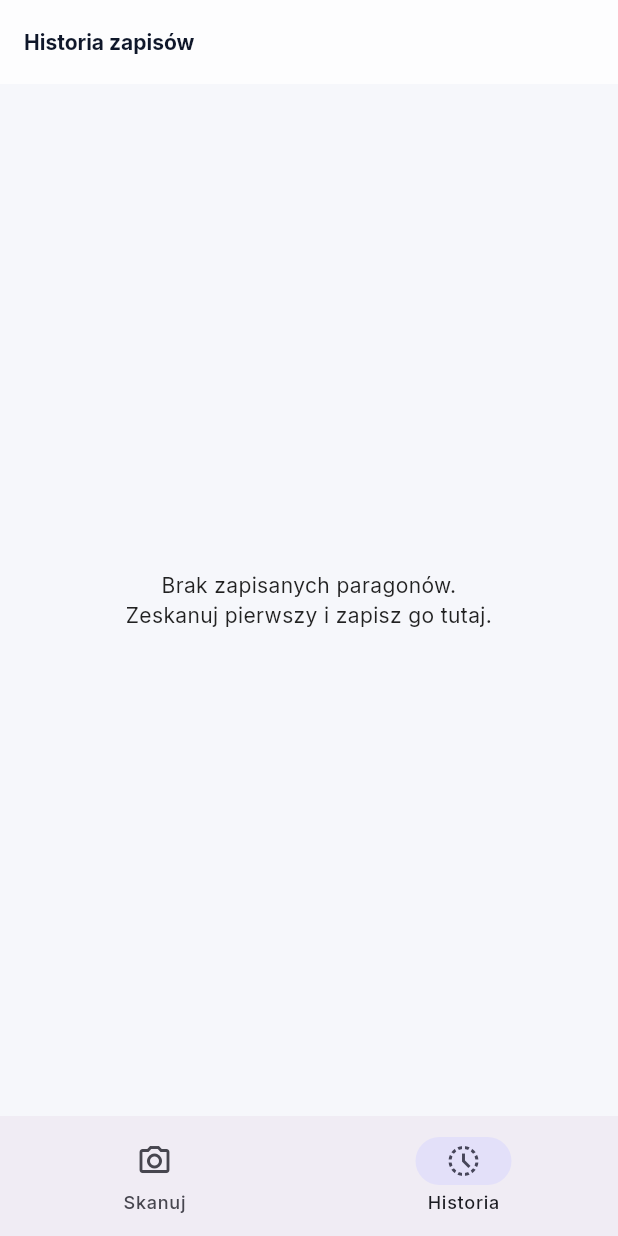
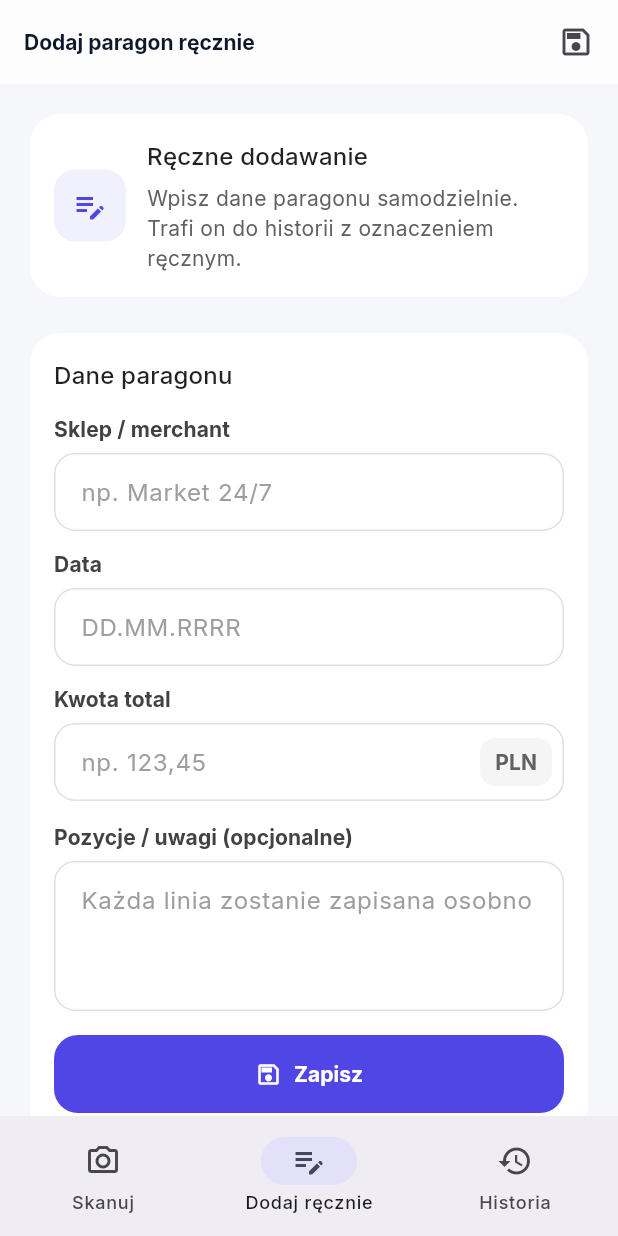
Before and after one commit to grrd2000/ReceiptParser, a Flutter app: the screen it shows after launch, item 2 of the bottom bar chosen, on a phone screen of 412 x 824 dp. Run offline on Flutter 3.47's test engine with Material 3 defaults, Android fonts, the light colour scheme and no system bars; our stand-ins replace camera, google_fonts, sqflite; missing offline and left inert: google_mlkit_text_recognition; accounts and stored records are empty.

Commit message:
Add manual receipt entry flow

```diff
--- a/mobile/lib/app.dart
+++ b/mobile/lib/app.dart
@@ -1,5 +1,6 @@
 import 'package:flutter/material.dart';
 import 'package:receipt_parser/features/capture/capture_screen.dart';
+import 'package:receipt_parser/features/manual/manual_entry_screen.dart';
 import 'package:receipt_parser/features/history/history_screen.dart';
 import 'package:receipt_parser/theme/app_theme.dart';
 
@@ -32,6 +33,7 @@ class _HomeShellState extends State<_HomeShell> {
   Widget build(BuildContext context) {
     final screens = [
       const CaptureScreen(),
+      const ManualEntryScreen(),
       HistoryScreen(key: _historyKey),
     ];
 
@@ -44,7 +46,7 @@ class _HomeShellState extends State<_HomeShell> {
         selectedIndex: _index,
         onDestinationSelected: (i) {
           setState(() => _index = i);
-          if (i == 1) {
+          if (i == 2) {
             _historyKey.currentState?.reload();
           }
         },
@@ -53,6 +55,11 @@ class _HomeShellState extends State<_HomeShell> {
             icon: Icon(Icons.photo_camera_outlined),
             selectedIcon: Icon(Icons.photo_camera),
             label: 'Skanuj',
+          ),
+          NavigationDestination(
+            icon: Icon(Icons.edit_note_outlined),
+            selectedIcon: Icon(Icons.edit_note),
+            label: 'Dodaj ręcznie',
           ),
           NavigationDestination(
             icon: Icon(Icons.history),
--- a/mobile/lib/domain/models/receipt_entry.dart
+++ b/mobile/lib/domain/models/receipt_entry.dart
@@ -6,6 +6,7 @@ class ReceiptEntry {
   final String? imagePath;
   final List<String> ocrLines;
   final DateTime createdAt;
+  final bool isManual;
 
   const ReceiptEntry({
     this.id,
@@ -15,6 +16,7 @@ class ReceiptEntry {
     this.imagePath,
     required this.ocrLines,
     required this.createdAt,
+    this.isManual = false,
   });
 
   ReceiptEntry copyWith({
@@ -25,6 +27,7 @@ class ReceiptEntry {
     String? imagePath,
     List<String>? ocrLines,
     DateTime? createdAt,
+    bool? isManual,
   }) {
     return ReceiptEntry(
       id: id ?? this.id,
@@ -34,6 +37,7 @@ class ReceiptEntry {
       imagePath: imagePath ?? this.imagePath,
       ocrLines: ocrLines ?? this.ocrLines,
       createdAt: createdAt ?? this.createdAt,
+      isManual: isManual ?? this.isManual,
     );
   }
 }
--- /dev/null
+++ b/mobile/lib/features/manual/manual_entry_screen.dart
@@ -0,0 +1,290 @@
+import 'package:flutter/material.dart';
+import 'package:receipt_parser/data/receipt_database.dart';
+import 'package:receipt_parser/domain/models/receipt_entry.dart';
+
+class ManualEntryScreen extends StatefulWidget {
+  const ManualEntryScreen({super.key});
+
+  @override
+  State<ManualEntryScreen> createState() => _ManualEntryScreenState();
+}
+
+class _ManualEntryScreenState extends State<ManualEntryScreen> {
+  final _merchantCtrl = TextEditingController();
+  final _dateCtrl = TextEditingController();
+  final _totalCtrl = TextEditingController();
+  final _notesCtrl = TextEditingController();
+
+  bool _saving = false;
+
+  @override
+  void dispose() {
+    _merchantCtrl.dispose();
+    _dateCtrl.dispose();
+    _totalCtrl.dispose();
+    _notesCtrl.dispose();
+    super.dispose();
+  }
+
+  Future<void> _save() async {
+    final merchant = _merchantCtrl.text.trim();
+    final date = _dateCtrl.text.trim();
+    final total = _totalCtrl.text.trim();
+    final notes = _notesCtrl.text.trim();
+
+    if (merchant.isEmpty && date.isEmpty && total.isEmpty && notes.isEmpty) {
+      ScaffoldMessenger.of(context).showSnackBar(
+        const SnackBar(
+          content: Text('Uzupełnij przynajmniej jedno pole, aby zapisać.'),
+        ),
+      );
+      return;
+    }
+
+    final ocrLines = notes
+        .split('\n')
+        .map((l) => l.trim())
+        .where((l) => l.isNotEmpty)
+        .toList();
+
+    setState(() => _saving = true);
+    try {
+      final entry = ReceiptEntry(
+        merchant: merchant.isEmpty ? null : merchant,
+        date: date.isEmpty ? null : date,
+        total: total.isEmpty ? null : total,
+        imagePath: null,
+        ocrLines: ocrLines,
+        createdAt: DateTime.now(),
+        isManual: true,
+      );
+
+      await ReceiptDatabase.instance.insertReceipt(entry);
+
+      if (!mounted) return;
+      ScaffoldMessenger.of(context).showSnackBar(
+        const SnackBar(content: Text('Paragon dodany ręcznie do historii.')),
+      );
+      _merchantCtrl.clear();
+      _dateCtrl.clear();
+      _totalCtrl.clear();
+      _notesCtrl.clear();
+    } catch (e) {
+      if (!mounted) return;
+      ScaffoldMessenger.of(context).showSnackBar(
+        SnackBar(content: Text('Nie udało się zapisać: $e')),
+      );
+    } finally {
+      if (mounted) setState(() => _saving = false);
+    }
+  }
+
+  @override
+  Widget build(BuildContext context) {
+    return Scaffold(
+      appBar: AppBar(
+        title: const Text('Dodaj paragon ręcznie'),
+        actions: [
+          IconButton(
+            icon: _saving
+                ? const SizedBox(
+                    height: 20,
+                    width: 20,
+                    child: CircularProgressIndicator(strokeWidth: 2),
+                  )
+                : const Icon(Icons.save_outlined),
+            onPressed: _saving ? null : _save,
+          ),
+          const SizedBox(width: 4),
+        ],
+      ),
+      body: SafeArea(
+        child: SingleChildScrollView(
+          padding: const EdgeInsets.all(16),
+          child: Column(
+            crossAxisAlignment: CrossAxisAlignment.start,
+            children: [
+              Card(
+                child: Padding(
+                  padding: const EdgeInsets.all(16),
+                  child: Row(
+                    children: [
+                      Container(
+                        padding: const EdgeInsets.all(12),
+                        decoration: BoxDecoration(
+                          color: Theme.of(context)
+                              .colorScheme
+                              .primary
+                              .withOpacity(0.08),
+                          borderRadius: BorderRadius.circular(14),
+                        ),
+                        child: Icon(
+                          Icons.edit_note,
+                          color: Theme.of(context).colorScheme.primary,
+                        ),
+                      ),
+                      const SizedBox(width: 14),
+                      Expanded(
+                        child: Column(
+                          crossAxisAlignment: CrossAxisAlignment.start,
+                          children: [
+                            Text(
+                              'Ręczne dodawanie',
+                              style: Theme.of(context).textTheme.titleMedium,
+                            ),
+                            const SizedBox(height: 6),
+                            Text(
+                              'Wpisz dane paragonu samodzielnie. Trafi on do historii z oznaczeniem ręcznym.',
+                              style: Theme.of(context)
+                                  .textTheme
+                                  .bodyMedium
+                                  ?.copyWith(color: Colors.grey.shade700),
+                            ),
+                          ],
+                        ),
+                      ),
+                    ],
+                  ),
+                ),
+              ),
+              const SizedBox(height: 16),
+              Card(
+                child: Padding(
+                  padding: const EdgeInsets.all(16),
+                  child: Column(
+                    crossAxisAlignment: CrossAxisAlignment.start,
+                    children: [
+                      Text(
+                        'Dane paragonu',
+                        style: Theme.of(context).textTheme.titleMedium,
+                      ),
+                      const SizedBox(height: 14),
+                      _LabeledField(
+                        label: 'Sklep / merchant',
+                        controller: _merchantCtrl,
+                        hint: 'np. Market 24/7',
+                      ),
+                      const SizedBox(height: 12),
+                      _LabeledField(
+                        label: 'Data',
+                        controller: _dateCtrl,
+                        hint: 'DD.MM.RRRR',
+                        keyboardType: TextInputType.datetime,
+                      ),
+                      const SizedBox(height: 12),
+                      _LabeledField(
+                        label: 'Kwota total',
+                        controller: _totalCtrl,
+                        hint: 'np. 123,45',
+                        keyboardType:
+                            const TextInputType.numberWithOptions(decimal: true),
+                        suffix: Container(
+                          padding: const EdgeInsets.symmetric(
+                            horizontal: 10,
+                            vertical: 6,
+                          ),
+                          decoration: BoxDecoration(
+                            color: Colors.grey.shade100,
+                            borderRadius: BorderRadius.circular(10),
+                          ),
+                          child: Text(
+                            'PLN',
+                            style: Theme.of(context)
+                                .textTheme
+                                .labelLarge
+                                ?.copyWith(
+                                  color: Colors.grey.shade700,
+                                  fontWeight: FontWeight.w700,
+                                ),
+                          ),
+                        ),
+                      ),
+                      const SizedBox(height: 14),
+                      _LabeledField(
+                        label: 'Pozycje / uwagi (opcjonalne)',
+                        controller: _notesCtrl,
+                        hint: 'Każda linia zostanie zapisana osobno',
+                        maxLines: 4,
+                        minLines: 3,
+                      ),
+                      const SizedBox(height: 16),
+                      FilledButton.icon(
+                        onPressed: _saving ? null : _save,
+                        icon: _saving
+                            ? const SizedBox(
+                                height: 18,
+                                width: 18,
+                                child: CircularProgressIndicator(
+                                  strokeWidth: 2,
+                                  valueColor:
+                                      AlwaysStoppedAnimation(Colors.white),
+                                ),
+                              )
+                            : const Icon(Icons.save_outlined),
+                        label: Text(_saving ? 'Zapisywanie...' : 'Zapisz'),
+                      ),
+                    ],
+                  ),
+                ),
+              ),
+            ],
+          ),
+        ),
+      ),
+    );
+  }
+}
+
+class _LabeledField extends StatelessWidget {
+  final String label;
+  final String? hint;
+  final int? maxLines;
+  final int? minLines;
+  final TextEditingController controller;
+  final TextInputType? keyboardType;
+  final Widget? suffix;
+
+  const _LabeledField({
+    required this.label,
+    required this.controller,
+    this.hint,
+    this.maxLines,
+    this.minLines,
+    this.keyboardType,
+    this.suffix,
+  });
+
+  @override
+  Widget build(BuildContext context) {
+    return Column(
+      crossAxisAlignment: CrossAxisAlignment.start,
+      children: [
+        Text(
+          label,
+          style: Theme.of(context).textTheme.labelLarge?.copyWith(
+                color: Colors.grey.shade800,
+                fontWeight: FontWeight.w700,
+              ),
+        ),
+        const SizedBox(height: 6),
+        TextField(
+          controller: controller,
+          keyboardType: keyboardType,
+          maxLines: maxLines ?? 1,
+          minLines: minLines,
+          decoration: InputDecoration(
+            hintText: hint,
+            suffixIcon: suffix == null
+                ? null
+                : Padding(
+                    padding: const EdgeInsets.only(right: 8),
+                    child: suffix,
+                  ),
+            suffixIconConstraints:
+                const BoxConstraints(minHeight: 0, minWidth: 0),
+          ),
+        ),
+      ],
+    );
+  }
+}
```
Also changed, not shown: mobile/lib/data/receipt_database.dart (+12 -2 lines), mobile/lib/features/history/history_screen.dart (+60 -6 lines).
